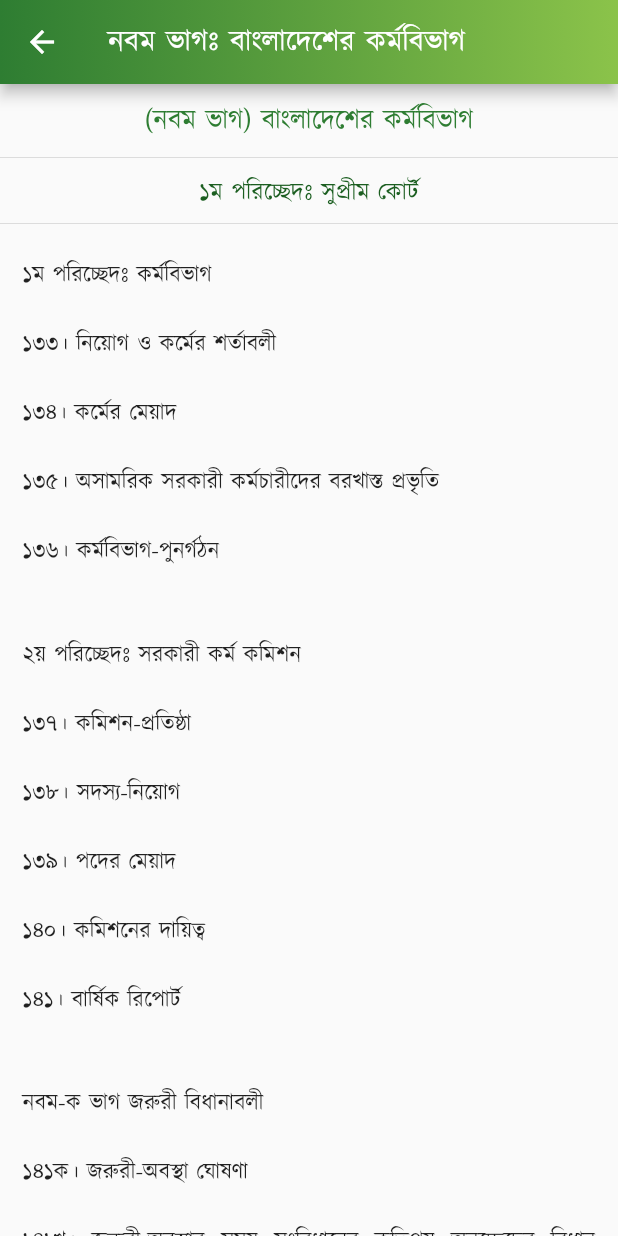
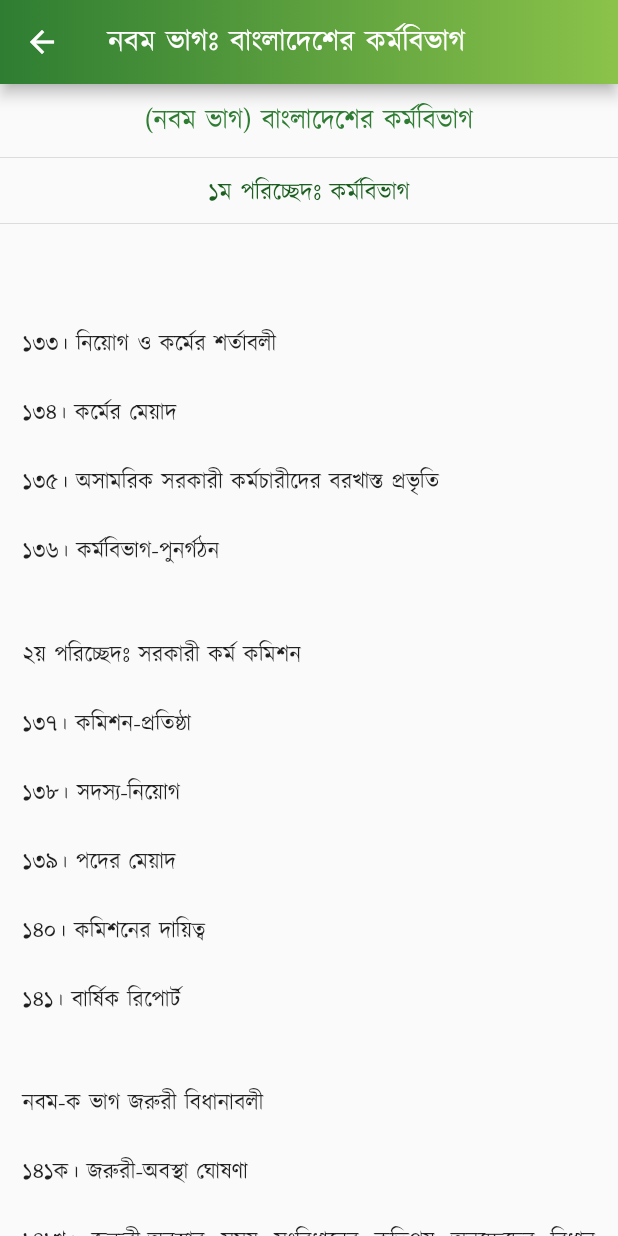
Before and after one commit to Azimul-Haque/flutter-onesignal, a Flutter app: the PartNine screen opened directly, on a phone screen of 412 x 824 dp. Run offline on Flutter 3.47's test engine with Material 2 defaults, Android fonts, the phone set to English and light mode, and no system bars; our stand-ins replace fluttertoast, package_info_plus, percent_indicator, shared_preferences, sqflite; missing offline and left inert: blinking_text, flutter_share, onesignal_flutter, slide_popup_dialog; accounts and stored records are empty; network calls fail.

Commit message:
Commit Sat 04/30/2022  0:07:57.22 14689

```diff
--- a/lib/pages/constitution/part9.dart
+++ b/lib/pages/constitution/part9.dart
@@ -37,7 +37,7 @@ class PartNine extends StatelessWidget {
             height: 3,
           ),
           Text(
-            "১ম পরিচ্ছেদঃ সুপ্রীম কোর্ট",
+            "১ম পরিচ্ছেদঃ কর্মবিভাগ",
             style: TextStyle(color: Colors.green[900], fontSize: 16),
             textAlign: TextAlign.center,
           ),
@@ -46,7 +46,7 @@ class PartNine extends StatelessWidget {
             padding: EdgeInsets.all(15),
             child: Column(children: <Widget>[
               Text(
-                "১ম পরিচ্ছেদঃ কর্মবিভাগ \n\n১৩৩। নিয়োগ ও কর্মের শর্তাবলী \n\n১৩৪। কর্মের মেয়াদ \n\n১৩৫। অসামরিক সরকারী কর্মচারীদের বরখাস্ত প্রভৃতি \n\n১৩৬। কর্মবিভাগ-পুনর্গঠন \n\n\n২য় পরিচ্ছেদঃ সরকারী কর্ম কমিশন \n\n১৩৭। কমিশন-প্রতিষ্ঠা \n\n১৩৮। সদস্য-নিয়োগ \n\n১৩৯। পদের মেয়াদ \n\n১৪০। কমিশনের দায়িত্ব \n\n১৪১। বার্ষিক রিপোর্ট \n\n\nনবম-ক ভাগ জরুরী বিধানাবলী \n\n১৪১ক। জরুরী-অবস্থা ঘোষণা \n\n১৪১খ। জরুরী-অবস্থার সময় সংবিধানের কতিপয় অনুচ্ছেদের বিধান স্থগিতকরণ \n\n১৪১গ। জরুরী-অবস্থার সময় মৌলিক অধিকারসমূহ স্থগিতকরণ",
+                " \n\n১৩৩। নিয়োগ ও কর্মের শর্তাবলী \n\n১৩৪। কর্মের মেয়াদ \n\n১৩৫। অসামরিক সরকারী কর্মচারীদের বরখাস্ত প্রভৃতি \n\n১৩৬। কর্মবিভাগ-পুনর্গঠন \n\n\n২য় পরিচ্ছেদঃ সরকারী কর্ম কমিশন \n\n১৩৭। কমিশন-প্রতিষ্ঠা \n\n১৩৮। সদস্য-নিয়োগ \n\n১৩৯। পদের মেয়াদ \n\n১৪০। কমিশনের দায়িত্ব \n\n১৪১। বার্ষিক রিপোর্ট \n\n\nনবম-ক ভাগ জরুরী বিধানাবলী \n\n১৪১ক। জরুরী-অবস্থা ঘোষণা \n\n১৪১খ। জরুরী-অবস্থার সময় সংবিধানের কতিপয় অনুচ্ছেদের বিধান স্থগিতকরণ \n\n১৪১গ। জরুরী-অবস্থার সময় মৌলিক অধিকারসমূহ স্থগিতকরণ",
                 style:
                     TextStyle(color: Colors.black87, fontSize: 15, height: 1.5),
                 textAlign: TextAlign.justify,
```
